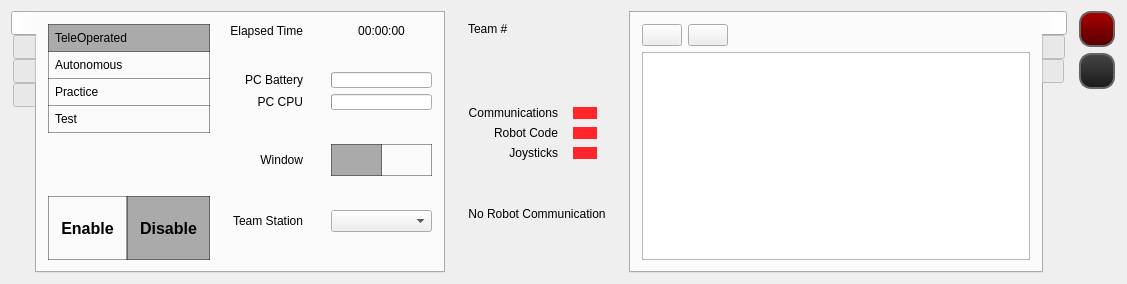
This is src/desktop/forms/MainWindow.ui in FRC-Utilities/QDriverStation as Qt 5 draws it before an edit. The edited form follows.
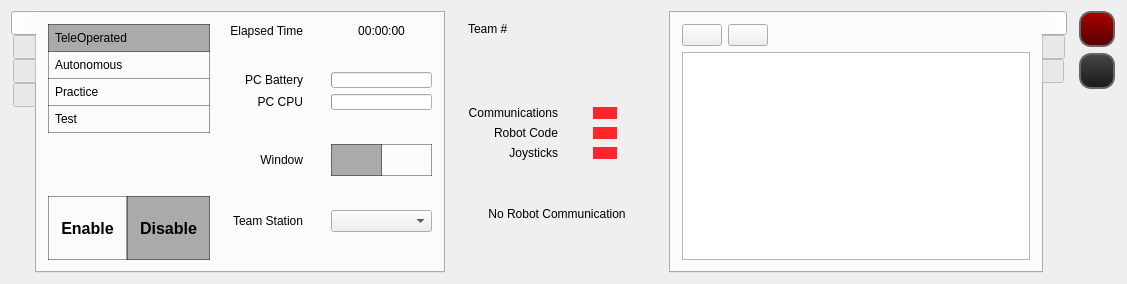
This is the edited form. Icons and pictures are not drawn.

The edit to the form file:
```diff
--- a/src/desktop/forms/MainWindow.ui
+++ b/src/desktop/forms/MainWindow.ui
@@ -1200,6 +1200,18 @@
     </item>
     <item>
      <widget class="QFrame" name="InfoFrame">
+      <property name="minimumSize">
+       <size>
+        <width>200</width>
+        <height>0</height>
+       </size>
+      </property>
+      <property name="maximumSize">
+       <size>
+        <width>200</width>
+        <height>16777215</height>
+       </size>
+      </property>
       <layout class="QVBoxLayout" name="verticalLayout" stretch="0,1,0,1">
        <item>
         <widget class="QWidget" name="StatusWidget" native="true">
```
Left out of the diff: 2 changed lines with no effect on the pictures.
